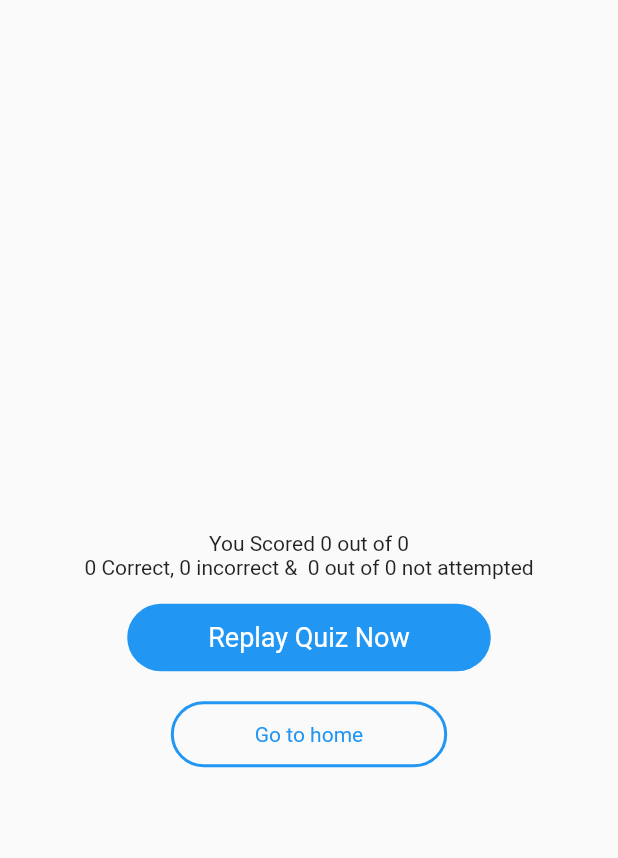
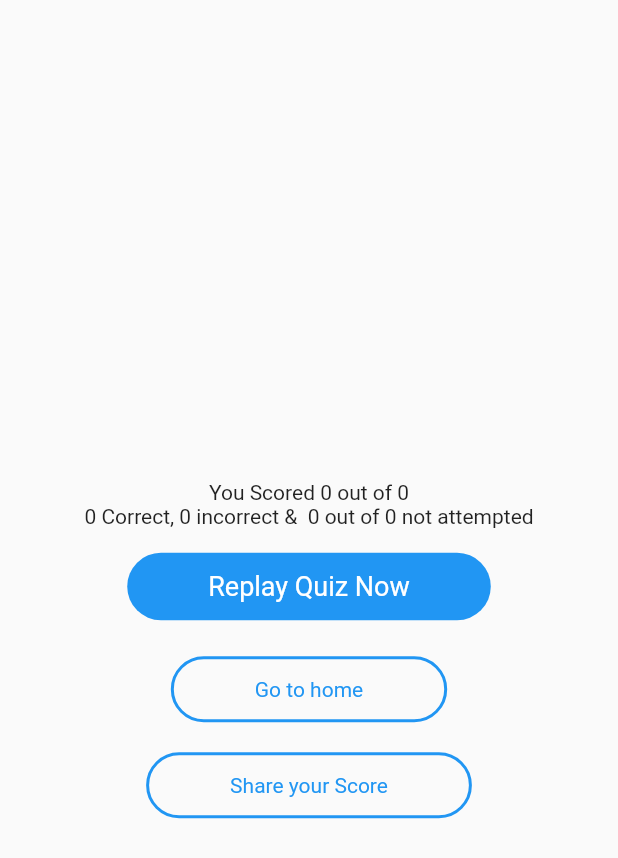
Before and after one commit to team-granite/Teamgranite_Sport_Trivia_app, a Flutter app: the Result screen opened directly with empty values, on a phone screen of 412 x 824 dp. Shown: the top 858 px of the screen. Run offline on Flutter 3.47's test engine with Material 2 defaults, Android fonts, the phone set to English and light mode, and no system bars; our stand-ins replace share.

Commit message:
Added Share button

```diff
--- a/lib/views/score.dart
+++ b/lib/views/score.dart
@@ -1,4 +1,5 @@
 import 'package:flutter/material.dart';
+import 'package:share/share.dart';
 import 'package:sport_trivia_app/views/quiz_play.dart';
 
 class Result extends StatefulWidget {
@@ -69,7 +70,7 @@ class _ResultState extends State<Result> {
                   ),
                 ),
               ),
-              SizedBox(height: 20,),
+              SizedBox(height: 24,),
               InkWell(
                 onTap: () {
                   Navigator.pushReplacement(
@@ -89,6 +90,23 @@ class _ResultState extends State<Result> {
                     style: TextStyle(color: Colors.blue),
                   ),
                 ),
+              ),
+              SizedBox(height: 20,),
+              InkWell(
+                onTap: () {
+                  Share.share("I scored ${widget.score} over ${widget.totalQuestion * 20} in the fun Sports Trivia App,\n Think you can do better, Join me ");
+                },
+                child: Container(
+                  padding: EdgeInsets.symmetric(vertical: 12, horizontal: 54),
+                  decoration: BoxDecoration(
+                      borderRadius: BorderRadius.circular(24),
+                      border: Border.all(color: Colors.blue, width: 2)
+                  ),
+                  child: Text(
+                    "Share your Score",
+                    style: TextStyle(color: Colors.blue),
+                  ),
+                ),
               )
             ],
           ),
@@ -96,4 +114,6 @@ class _ResultState extends State<Result> {
       ),
     );
   }
+
+  void share(BuildContext context, $, Set<int> set) {}
 }
--- a/pubspec.yaml
+++ b/pubspec.yaml
@@ -25,6 +25,7 @@ dependencies:
     sdk: flutter
   cached_network_image: ^2.2.0+1
   connectivity: ^0.4.8+6
+  share: ^0.6.4+3
 
   # The following adds the Cupertino Icons font to your application.
   # Use with the CupertinoIcons class for iOS style icons.
```
Also changed, not shown: pubspec.lock, 2 other files.
